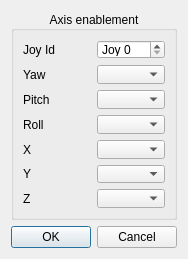
opentrack/opentrack, file ftnoir_tracker_joystick/ftnoir_tracker_joystick_controls.ui: the form before one commit.
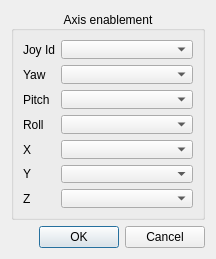
The form after the commit. Icons and pictures are not drawn.

Commit message: actually finish the joystick impl

The edit to the form file:
```diff
--- a/ftnoir_tracker_joystick/ftnoir_tracker_joystick_controls.ui
+++ b/ftnoir_tracker_joystick/ftnoir_tracker_joystick_controls.ui
@@ -9,7 +9,7 @@
    <rect>
     <x>0</x>
     <y>0</y>
-    <width>188</width>
+    <width>216</width>
     <height>259</height>
    </rect>
   </property>
@@ -398,12 +398,12 @@
        </widget>
       </item>
       <item row="0" column="1">
-       <widget class="QSpinBox" name="spinBox">
-        <property name="prefix">
-         <string>Joy </string>
-        </property>
-        <property name="maximum">
-         <number>32</number>
+       <widget class="QComboBox" name="joylist">
+        <property name="sizePolicy">
+         <sizepolicy hsizetype="Expanding" vsizetype="Fixed">
+          <horstretch>0</horstretch>
+          <verstretch>0</verstretch>
+         </sizepolicy>
         </property>
        </widget>
       </item>
```
The commit also changes 3 other files.
